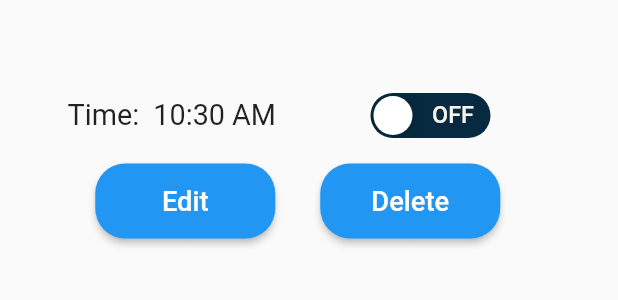
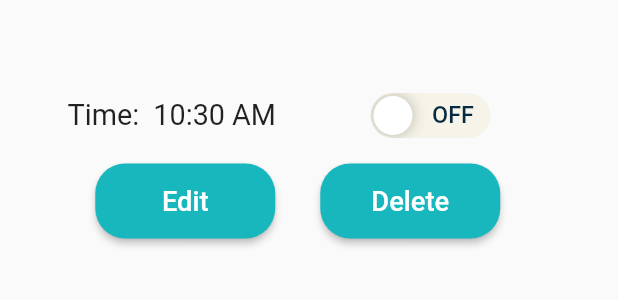
Before and after one commit to WSUCptSCapstone-Fall2022Spring2023/lami-fullstackapp, a Flutter app: the AlarmItem widget shown alone on an empty page, opened directly with empty values, on a phone screen of 412 x 824 dp. Shown: the top 300 px of the screen. Run offline on Flutter 3.47's test engine with Material 2 defaults, Android fonts, the light colour scheme and no system bars; drawn by our look-alikes of flutter_advanced_switch; our stand-ins replace awesome_notifications, cloud_firestore, email_validator, firebase_auth, firebase_core, fluttertoast and 1 more; accounts and stored records are empty.

Commit message:
Coloring scheme almsot completly updated.

```diff
--- a/alarm_mobile_app/lib/home.dart
+++ b/alarm_mobile_app/lib/home.dart
@@ -91,8 +91,6 @@ class AlarmItem extends StatelessWidget {
       }
     });
 
-
-    // ValueListenable<bool> enabledListener () { int i = 0; }
     return ListTile(
         contentPadding: const EdgeInsets.fromLTRB(35, 10, 50, 10),
         title: Column(children: [
@@ -137,16 +135,16 @@ class AlarmItem extends StatelessWidget {
               AdvancedSwitch(
                   controller: enabledController,
                   width: 80,
-                  activeColor: const Color.fromRGBO(24, 150, 190, 1),
-                  inactiveColor: const Color.fromRGBO(7, 42, 64, 1),
+                  activeColor: ThemeColors.darkData.primaryColorLight,
+                  inactiveColor: ThemeColors.darkData.disabledColor,
                   activeChild: const Text('ON',
                       textScaleFactor: 1.3,
                       style:
                           TextStyle(color: Color.fromRGBO(246, 244, 232, 1))),
-                  inactiveChild: const Text('OFF',
+                  inactiveChild: Text('OFF',
                       textScaleFactor: 1.3,
                       style:
-                          TextStyle(color: Color.fromRGBO(246, 244, 232, 1)))),
+                          TextStyle(color: ThemeColors.darkData.primaryColorDark))),
               const SizedBox(width: 35),
             ],
           ),
@@ -156,6 +154,7 @@ class AlarmItem extends StatelessWidget {
             children: [
               ElevatedButton(
                   style: ElevatedButton.styleFrom(
+                      backgroundColor: ThemeColors.darkData.primaryColorLight,
                       minimumSize: const Size(120, 50),
                       shape: RoundedRectangleBorder(
                           borderRadius: BorderRadius.circular(20))),
@@ -169,6 +168,7 @@ class AlarmItem extends StatelessWidget {
               const SizedBox(width: 30),
               ElevatedButton(
                   style: ElevatedButton.styleFrom(
+                      backgroundColor: ThemeColors.darkData.primaryColorLight,
                       minimumSize: const Size(120, 50),
                       shape: RoundedRectangleBorder(
                           borderRadius: BorderRadius.circular(20))),
@@ -232,7 +232,7 @@ class Home extends StatelessWidget {
     return MaterialApp(
       title: appTitle,
       darkTheme: ThemeColors.darkData,
-      theme: ThemeColors.lightData,
+      theme: ThemeColors.darkData,
       themeMode: ThemeMode.system,
       home: Scaffold(
           appBar: AppBar(
@@ -252,19 +252,21 @@ class Home extends StatelessWidget {
           ),
           body: HomeScreen(alarms: alarms),
           bottomNavigationBar: BottomAppBar(
-              color: Colors.white,
+              color: ThemeColors.darkData.primaryColorDark,
               child: Row(
                   mainAxisSize: MainAxisSize.max,
                   mainAxisAlignment: MainAxisAlignment.center,
                   children: [
                     ElevatedButton(
                       style: ElevatedButton.styleFrom(
+                        backgroundColor: ThemeColors.darkData.primaryColorLight,
                           shape: const CircleBorder(),
                           padding: const EdgeInsets.fromLTRB(0, 20, 0, 20)
                       ),
-                      child: const Icon(
+                      child: Icon(
                         Icons.add,
                         size: 50,
+                        color: ThemeColors.darkData.primaryColorDark
                       ),
                       onPressed: () {
                         runApp(const CreateAlarm());
--- a/alarm_mobile_app/lib/notifications.dart
+++ b/alarm_mobile_app/lib/notifications.dart
@@ -11,7 +11,7 @@ void createNotification(Alarm alarm) {
         content: NotificationContent(
             id: int.parse(alarm.id),
             channelKey: "PalouseAlarm",
-            title: "Reminder take: " + alarm.nameOfDrug,
+            title: "Reminder: " + alarm.nameOfDrug,
             body: alarm.description,
             wakeUpScreen: true,
             notificationLayout: NotificationLayout.BigText,
--- a/alarm_mobile_app/lib/utils.dart
+++ b/alarm_mobile_app/lib/utils.dart
@@ -15,9 +15,13 @@ import 'package:fluttertoast/fluttertoast.dart';
 abstract class ThemeColors {
   static ThemeData darkData = ThemeData(
       brightness: Brightness.dark,
-      primaryColorDark: const Color.fromARGB(255, 0, 34, 89),
+      primaryColorDark: const Color.fromRGBO(7, 42, 64, 1),
+      primaryColorLight: const Color.fromRGBO(24, 183, 190, 1),
+      scaffoldBackgroundColor: const Color.fromRGBO(7, 42, 64, 1),
+      bottomAppBarColor: const Color.fromRGBO(24, 183, 190, 1),
+      disabledColor: const Color.fromRGBO(246, 244, 232, 1),
       appBarTheme: const AppBarTheme(
-          systemOverlayStyle: SystemUiOverlayStyle.dark, color: Colors.blue));
+          systemOverlayStyle: SystemUiOverlayStyle.dark, color: Color.fromRGBO(24, 183, 190, 1)));
   static ThemeData lightData = ThemeData(
       brightness: Brightness.light,
       primaryColor: Colors.blue,
```
